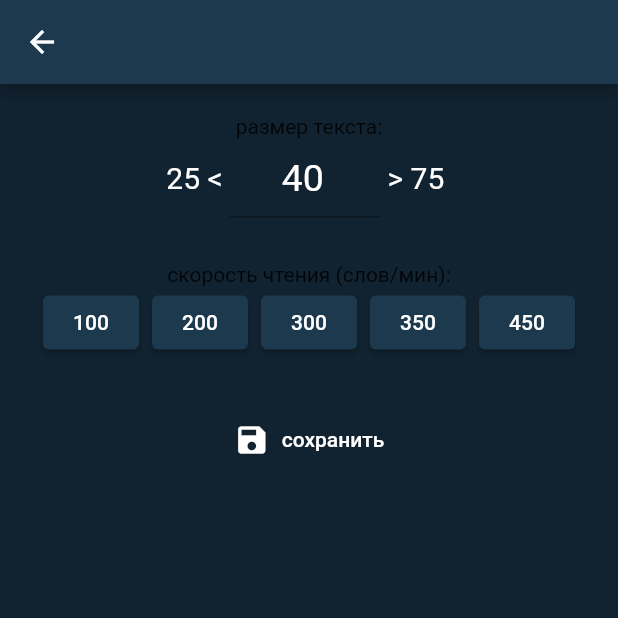
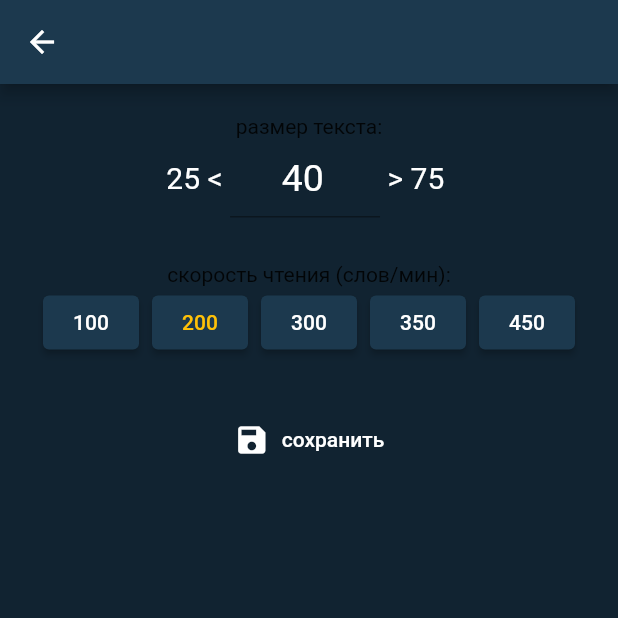
Before and after one commit to SteveChepaykin/freeder, a Flutter app: the SettingsScreen screen opened directly, on a phone screen of 412 x 824 dp, the top half of it. Run offline on Flutter 3.47's test engine with Material 2 defaults, Android fonts, the phone set to English and light mode, and no system bars; our stand-ins replace get, shared_preferences, sliding_up_panel, sqflite; accounts and stored records are empty.

Commit message:
minor changes

```diff
--- a/lib/controllers/state_controller.dart
+++ b/lib/controllers/state_controller.dart
@@ -17,9 +17,14 @@ class StateController extends GetxController {
 
   final Map<int, Map<String, int>> speedsMap = {
     100: {
-      'short': 500,
+      'short': 550,
       'medium': 600,
-      'long': 800,
+      'long': 700,
+    },
+    150: {
+      'short': 350,
+      'medium': 400,
+      'long': 500,
     },
     200: {
       'short': 250,
@@ -27,19 +32,14 @@ class StateController extends GetxController {
       'long': 400,
     },
     300: {
-      'short': 180,
+      'short': 150,
       'medium': 200,
       'long': 300,
     },
-    350: {
-      'short': 150,
-      'medium': 171,
-      'long': 271,
-    },
-    450: {
-      'short': 113,
-      'medium': 133,
-      'long': 200,
+    400: {
+      'short': 120,
+      'medium': 150,
+      'long': 250,
     },
   };
 
@@ -63,6 +63,6 @@ class StateController extends GetxController {
     return prefs.containsKey(sizekey) ? prefs.getInt(sizekey) : 40;
   }
   int? getSpeed() {
-    return prefs.containsKey(speedkey) ? prefs.getInt(speedkey) : 2;
+    return prefs.containsKey(speedkey) ? prefs.getInt(speedkey) : 200;
   }
 }
--- a/lib/screens/reader_screen.dart
+++ b/lib/screens/reader_screen.dart
@@ -165,7 +165,7 @@ class _ReaderScreenState extends State<ReaderScreen> with SingleTickerProviderSt
               child: Center(
                 child: SizedBox(
                   child: AnimatedSwitcher(
-                    duration: const Duration(milliseconds: 200),
+                    duration: const Duration(milliseconds: 100),
                     child: Text(
                       textlist[counter],
                       key: ValueKey(textlist[counter] + Random(200).toString()),
```
